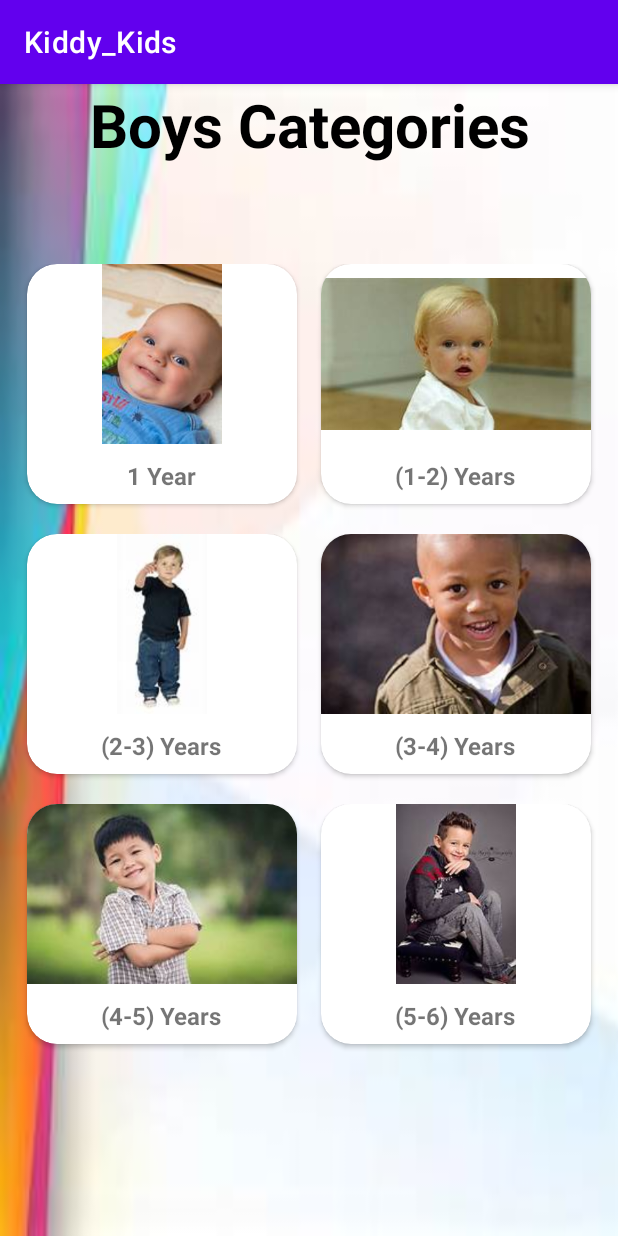
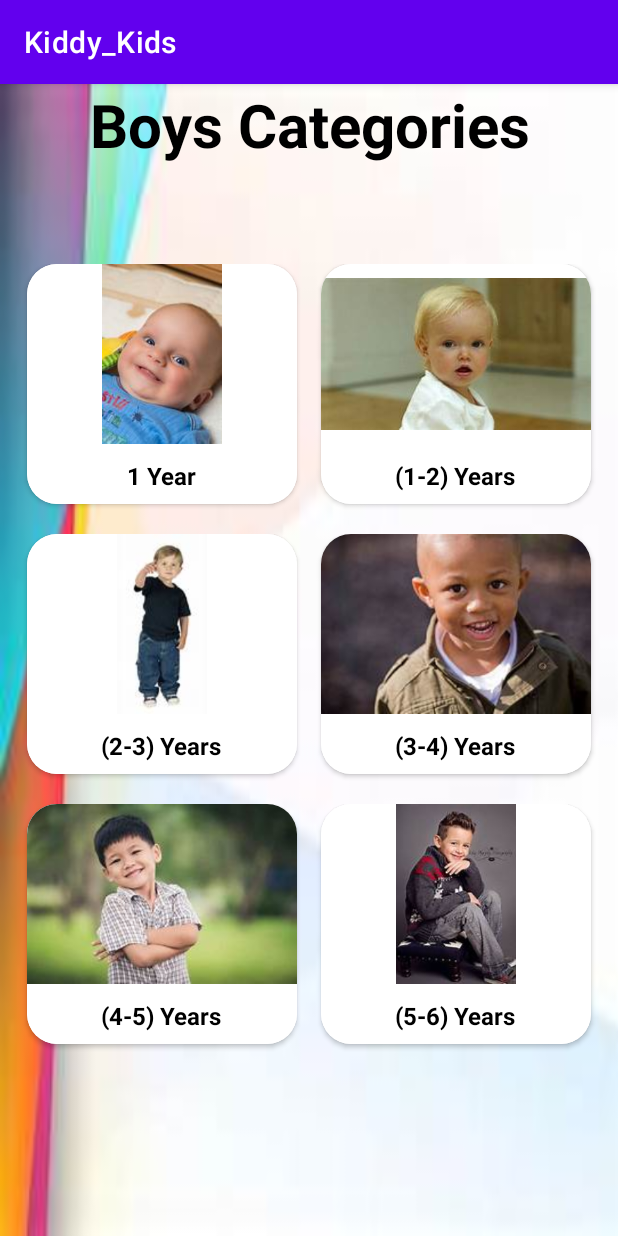
Before and after one commit to ANASZAIDULLAH/Kiddy_Kids2, an Android app: the Boy screen opened directly, with no data from a screen before it, on a phone screen of 412 x 824 dp. Run offline under Robolectric (Android 15) with nearby library versions, the phone set to English and light mode, and no system bars.

Commit message:
Updated Dashyboards

```diff
--- a/app/src/main/res/layout/activity_boy.xml
+++ b/app/src/main/res/layout/activity_boy.xml
@@ -48,6 +48,7 @@
                         android:layout_width="0dp"
                         android:id="@+id/c1"
                         android:layout_height="160dp"
+
                         android:layout_marginLeft="8dp"
                         android:layout_marginRight="8dp"
                         android:layout_weight="1"
@@ -57,7 +58,8 @@
 
                         <RelativeLayout
                             android:layout_width="match_parent"
-                            android:layout_height="match_parent">
+                            android:layout_height="match_parent"
+                            android:background="#ffffff" >
 
                             <ImageView
                                 android:id="@+id/img1"
@@ -71,6 +73,7 @@
                                 android:id="@+id/txt1"
                                 android:text="1 Year"
                                 android:textSize="16sp"
+                                android:textColor="@color/black"
                                 android:textStyle="bold"
                                 android:layout_centerInParent="true"
                                 android:layout_below="@+id/img1"
@@ -91,7 +94,8 @@
 
                         <RelativeLayout
                             android:layout_width="match_parent"
-                            android:layout_height="match_parent">
+                            android:layout_height="match_parent"
+                            android:background="#ffffff"  >
 
                             <ImageView
                                 android:id="@+id/img2"
@@ -103,6 +107,7 @@
                                 android:id="@+id/txt2"
                                 android:layout_width="wrap_content"
                                 android:layout_height="wrap_content"
+                                android:textColor="@color/black"
                                 android:layout_below="@+id/img2"
                                 android:layout_centerInParent="true"
                                 android:layout_marginTop="10dp"
@@ -133,7 +138,8 @@
 
                         <RelativeLayout
                             android:layout_width="match_parent"
-                            android:layout_height="match_parent">
+                            android:layout_height="match_parent"
+                            android:background="#ffffff">
 
                             <ImageView
                                 android:id="@+id/img3"
@@ -149,6 +155,7 @@
                                 android:layout_centerInParent="true"
                                 android:layout_marginTop="10dp"
                                 android:text="(2-3) Years"
+                                android:textColor="@color/black"
                                 android:textSize="16sp"
                                 android:textStyle="bold" />
 
@@ -166,7 +173,8 @@
 
                         <RelativeLayout
                             android:layout_width="match_parent"
-                            android:layout_height="match_parent">
+                            android:layout_height="match_parent"
+                            android:background="#ffffff">
 
                             <ImageView
                                 android:id="@+id/img4"
@@ -181,6 +189,7 @@
                                 android:layout_below="@+id/img4"
                                 android:layout_centerInParent="true"
                                 android:layout_marginTop="10dp"
+                                android:textColor="@color/black"
                                 android:text="(3-4) Years"
                                 android:textSize="16sp"
                                 android:textStyle="bold" />
@@ -212,7 +221,8 @@
 
                         <RelativeLayout
                             android:layout_width="match_parent"
-                            android:layout_height="match_parent">
+                            android:layout_height="match_parent"
+                            android:background="#ffffff">
 
                             <ImageView
                                 android:id="@+id/img5"
@@ -227,6 +237,7 @@
                                 android:text="(4-5) Years"
                                 android:textSize="16sp"
                                 android:textStyle="bold"
+                                android:textColor="@color/black"
                                 android:layout_centerInParent="true"
                                 android:layout_below="@+id/img5"
                                 android:layout_marginTop="10dp"/>
@@ -246,7 +257,8 @@
 
                         <RelativeLayout
                             android:layout_width="match_parent"
-                            android:layout_height="match_parent">
+                            android:layout_height="match_parent"
+                            android:background="#ffffff">
 
                             <ImageView
                                 android:id="@+id/img6"
@@ -259,6 +271,7 @@
                                 android:layout_height="wrap_content"
                                 android:id="@+id/txt6"
                                 android:text="(5-6) Years"
+                                android:textColor="@color/black"
                                 android:textSize="16sp"
                                 android:textStyle="bold"
                                 android:layout_centerInParent="true"
```
Also changed, not shown: app/src/main/res/layout/activity_home_page.xml (+12 -0 lines).
